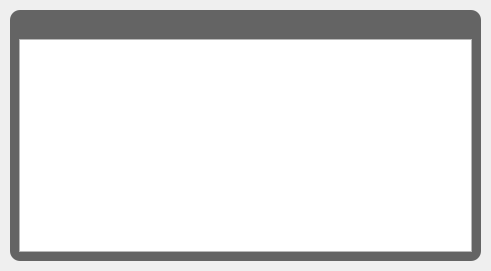
This is mainwindow/popup/busstoppopup.ui in nhudinhtuan/nusbusguide as Qt 5 draws it before an edit. The edited form follows.
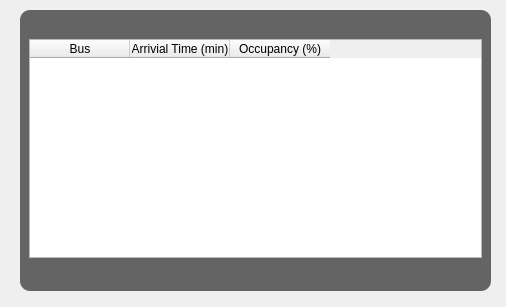
This is the edited form. Icons and pictures are not drawn.

```diff
--- a/mainwindow/popup/busstoppopup.ui
+++ b/mainwindow/popup/busstoppopup.ui
@@ -6,8 +6,8 @@
    <rect>
     <x>0</x>
     <y>0</y>
-    <width>491</width>
-    <height>271</height>
+    <width>506</width>
+    <height>307</height>
    </rect>
   </property>
   <property name="windowTitle">
@@ -19,7 +19,7 @@
   <widget class="QPushButton" name="closeButton">
    <property name="geometry">
     <rect>
-     <x>0</x>
+     <x>10</x>
      <y>0</y>
      <width>29</width>
      <height>29</height>
@@ -45,10 +45,10 @@
   <widget class="QGroupBox" name="verticalGroupBox">
    <property name="geometry">
     <rect>
-     <x>10</x>
+     <x>20</x>
      <y>10</y>
      <width>471</width>
-     <height>251</height>
+     <height>281</height>
     </rect>
    </property>
    <property name="styleSheet">
@@ -81,7 +81,53 @@
      </widget>
     </item>
     <item>
-     <widget class="QListWidget" name="listWidget"/>
+     <widget class="QTableWidget" name="tableInfo">
+      <attribute name="horizontalHeaderCascadingSectionResizes">
+       <bool>false</bool>
+      </attribute>
+      <attribute name="horizontalHeaderShowSortIndicator" stdset="0">
+       <bool>false</bool>
+      </attribute>
+      <attribute name="horizontalHeaderStretchLastSection">
+       <bool>false</bool>
+      </attribute>
+      <attribute name="verticalHeaderStretchLastSection">
+       <bool>false</bool>
+      </attribute>
+      <column>
+       <property name="text">
+        <string>Bus</string>
+       </property>
+      </column>
+      <column>
+       <property name="text">
+        <string>Arrivial Time (min)</string>
+       </property>
+      </column>
+      <column>
+       <property name="text">
+        <string>Occupancy (%)</string>
+       </property>
+      </column>
+     </widget>
+    </item>
+    <item>
+     <widget class="QLabel" name="crowdLabel">
+      <property name="font">
+       <font>
+        <pointsize>12</pointsize>
+       </font>
+      </property>
+      <property name="styleSheet">
+       <string notr="true">color:white;</string>
+      </property>
+      <property name="text">
+       <string/>
+      </property>
+      <property name="alignment">
+       <set>Qt::AlignRight|Qt::AlignTrailing|Qt::AlignVCenter</set>
+      </property>
+     </widget>
     </item>
    </layout>
   </widget>
```
